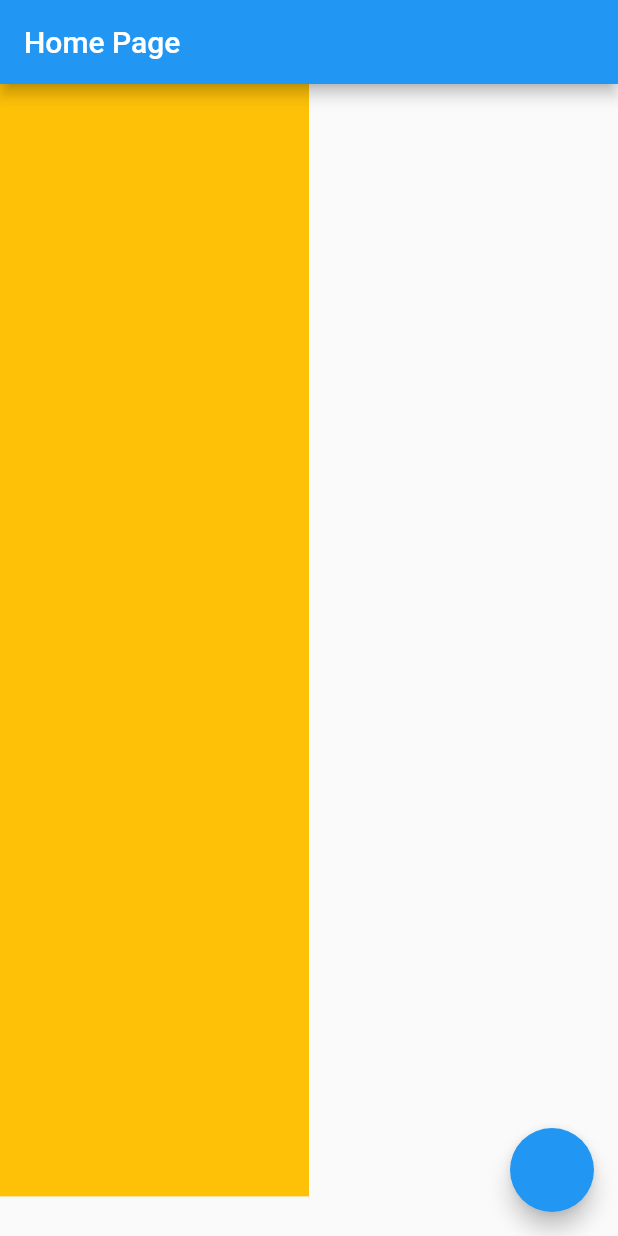
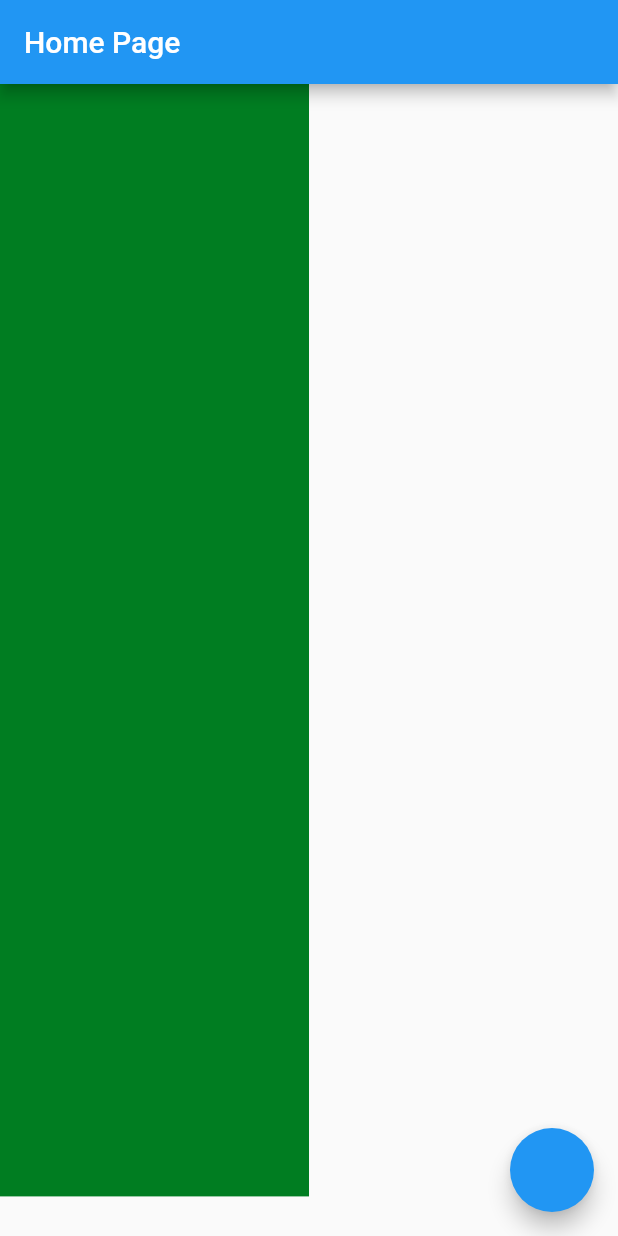
Before and after one commit to StephanieTabosa/delivery_backoffice, a Flutter app: the screen it shows after launch, on a phone screen of 412 x 824 dp. Run offline on Flutter 3.47's test engine with Material 2 defaults, Android fonts, the phone set to English and light mode, and no system bars; our stand-ins replace awesome_snackbar_content, flutter_modular, loading_animation_widget.

Commit message:
color app style

```diff
--- a/lib/src/modules/home/home_page.dart
+++ b/lib/src/modules/home/home_page.dart
@@ -3,6 +3,7 @@ import 'package:flutter/material.dart';
 import '../../core/ui/helpers/loader.dart';
 import '../../core/ui/helpers/messages.dart';
 import '../../core/ui/helpers/size_extensions.dart';
+import '../../core/ui/styles/colors_app.dart';
 
 class HomePage extends StatefulWidget {
   const HomePage({super.key});
@@ -25,7 +26,7 @@ class _HomePageState extends State<HomePage> with Loader, Messages {
               context.screenWidth.toString(),
             ),
             Container(
-              color: Colors.amber,
+              color: context.colors.primary,
               height: context.percentHeight(.9),
               width: context.percentWidth(.5),
             )
```
Also changed, not shown: lib/src/core/ui/styles/colors_app.dart (added, +20 -0 lines).
